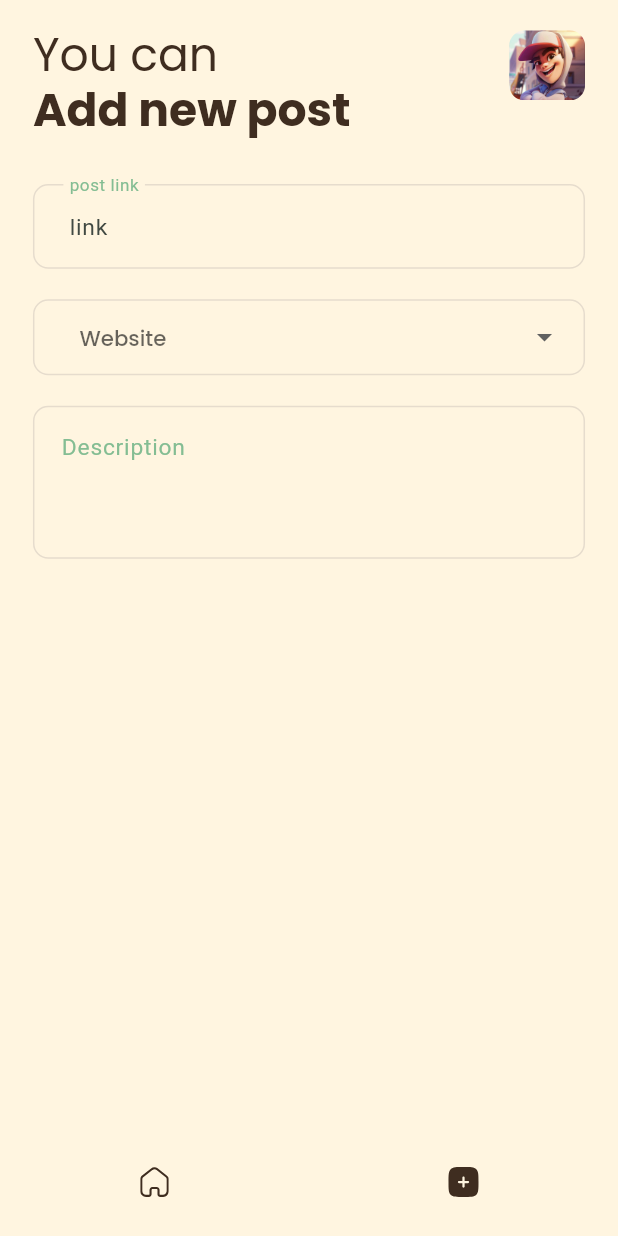
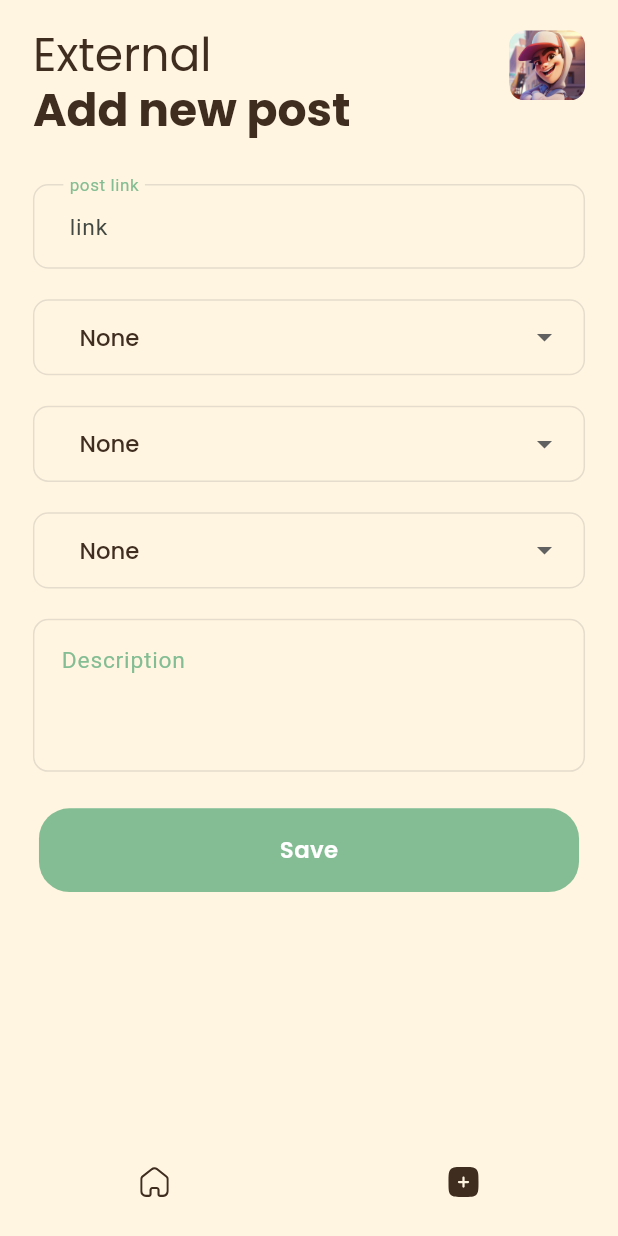
Before and after one commit to walidgithub/save_favorite_posts, a Flutter app: the screen it shows after launch, item 2 of the bottom bar chosen, on a phone screen of 412 x 824 dp. Run offline on Flutter 3.47's test engine with Material 3 defaults, Android fonts, the phone set to English and light mode, and no system bars; drawn by our look-alikes of dropdown_button2; our stand-ins replace animate_do, bloc, dartz, dio, dots_indicator, easy_localization and 17 more.

Commit message:
mostly finish ui

```diff
--- a/lib/save_favorite_posts/domain/reposnses/category_response.dart
+++ b/lib/save_favorite_posts/domain/reposnses/category_response.dart
@@ -1,16 +1,13 @@
-import 'package:equatable/equatable.dart';
+import 'package:save_favorite_posts/save_favorite_posts/domain/reposnses/filter_response.dart';
 
-class CategoryResponse extends Equatable {
+class CategoryResponse extends FilterResponse {
   final int id;
   final String title;
 
   const CategoryResponse({
     required this.id,
     required this.title,
-  });
-
-  @override
-  List<Object?> get props => [id, title];
+  }) : super(id: id, title: title);
 }
 
 
--- /dev/null
+++ b/lib/save_favorite_posts/domain/reposnses/filter_response.dart
@@ -0,0 +1,14 @@
+import 'package:equatable/equatable.dart';
+
+class FilterResponse extends Equatable {
+  final int id;
+  final String title;
+
+  const FilterResponse({
+    required this.id,
+    required this.title,
+  });
+
+  @override
+  List<Object?> get props => [id, title];
+}
--- a/lib/save_favorite_posts/domain/reposnses/sub_category_response.dart
+++ b/lib/save_favorite_posts/domain/reposnses/sub_category_response.dart
@@ -1,16 +1,13 @@
-import 'package:equatable/equatable.dart';
+import 'package:save_favorite_posts/save_favorite_posts/domain/reposnses/filter_response.dart';
 
-class SubCategoryResponse extends Equatable {
+class SubCategoryResponse extends FilterResponse {
   final int id;
   final String title;
 
   const SubCategoryResponse({
     required this.id,
     required this.title,
-  });
-
-  @override
-  List<Object?> get props => [id, title];
+  }) : super(id: id, title: title);
 }
 
 
--- a/lib/save_favorite_posts/domain/reposnses/website_response.dart
+++ b/lib/save_favorite_posts/domain/reposnses/website_response.dart
@@ -1,16 +1,14 @@
-import 'package:equatable/equatable.dart';
 
-class WebsiteResponse extends Equatable {
+import 'filter_response.dart';
+
+class WebsiteResponse extends FilterResponse {
   final int id;
   final String title;
 
   const WebsiteResponse({
     required this.id,
     required this.title,
-  });
-
-  @override
-  List<Object?> get props => [id, title];
+  }) : super(id: id, title: title);
 }
 
 
--- a/lib/save_favorite_posts/presentation/router/app_router.dart
+++ b/lib/save_favorite_posts/presentation/router/app_router.dart
@@ -5,21 +5,20 @@ import 'package:save_favorite_posts/save_favorite_posts/presentation/ui/auth/sig
 import 'package:save_favorite_posts/save_favorite_posts/presentation/ui/auth/sign_up.dart';
 import 'package:save_favorite_posts/save_favorite_posts/presentation/ui/landing/landing_view.dart';
 import 'package:save_favorite_posts/save_favorite_posts/presentation/ui/onboarding/onboarding_view.dart';
+import 'package:save_favorite_posts/save_favorite_posts/presentation/ui/profile/profile_view.dart';
 import '../ui/search/search_view.dart';
 class Routes {
-  static const String homeRoute = "/home";
   static const String onBoarding = "/onBoarding";
   static const String signIn = "/signIn";
   static const String signOut = "/signOut";
   static const String forgotPass = "/forgotPass";
   static const String landing = "/landing";
+  static const String profile = "/profile";
 }
 
 class RouteGenerator {
   static Route<dynamic> getRoute(RouteSettings settings) {
     switch (settings.name) {
-      case Routes.homeRoute:
-        return MaterialPageRoute(builder: (_) => const SearchView());
       case Routes.onBoarding:
         return MaterialPageRoute(builder: (_) => const OnBoardingView());
       case Routes.signIn:
@@ -30,6 +29,8 @@ class RouteGenerator {
         return MaterialPageRoute(builder: (_) => const ForgetPassword());
       case Routes.landing:
         return MaterialPageRoute(builder: (_) => const LandingView());
+      case Routes.profile:
+        return MaterialPageRoute(builder: (_) => const ProfileView());
       // case Routes.pdfRoute:
       //   return MaterialPageRoute(builder: (_) => PDFView(arguments: settings.arguments as GoToPage));
       default:
--- a/lib/save_favorite_posts/presentation/ui/add_new_post/add_new_post_view.dart
+++ b/lib/save_favorite_posts/presentation/ui/add_new_post/add_new_post_view.dart
@@ -1,10 +1,17 @@
 import 'package:flutter/material.dart';
 import 'package:flutter_screenutil/flutter_screenutil.dart';
+import 'package:flutter_staggered_animations/flutter_staggered_animations.dart';
+import 'package:save_favorite_posts/save_favorite_posts/domain/reposnses/category_response.dart';
+import 'package:save_favorite_posts/save_favorite_posts/domain/reposnses/sub_category_response.dart';
 import 'package:save_favorite_posts/save_favorite_posts/domain/reposnses/website_response.dart';
+import 'package:save_favorite_posts/save_favorite_posts/shared/constant/strings_manager.dart';
 
 import '../../../shared/style/colors_manager.dart';
+import '../../ui_components/buttons/primary_button.dart';
+import '../../ui_components/dialogs/loading_dialog.dart';
+import '../../ui_components/others/custom_animation.dart';
 import '../../ui_components/texts/heading_rich_text.dart';
-import 'components/website_drop_down.dart';
+import 'components/filter_drop_down.dart';
 
 class AddNewPostView extends StatefulWidget {
   const AddNewPostView({Key? key}) : super(key: key);
@@ -14,28 +21,32 @@ class AddNewPostView extends StatefulWidget {
 }
 
 class _AddNewPostViewState extends State<AddNewPostView> {
-
   final TextEditingController postLinkController = TextEditingController();
   final TextEditingController descriptionController = TextEditingController();
 
   final TextEditingController _websiteEditingController =
       TextEditingController();
+  final TextEditingController _categoryEditingController =
+      TextEditingController();
+  final TextEditingController _subCategoryEditingController =
+      TextEditingController();
 
-  WebsiteResponse? selectedWebSite;
-  String _selectedFirstCategory = '';
-  String _selectedSecondCategory = '';
+  WebsiteResponse selectedWebSiteResponse = websiteResponse[0];
+  CategoryResponse selectedCategoryResponse = categoryResponse[0];
+  SubCategoryResponse selectedSubCategoryResponse = subCategoryResponse[0];
 
   @override
   Widget build(BuildContext context) {
-    return Scaffold(
-      body: SafeArea(
-        child: Padding(
+    return SafeArea(
+      child: Scaffold(
+        resizeToAvoidBottomInset: false,
+        body: Padding(
           padding: EdgeInsets.symmetric(horizontal: 20.w),
           child: Column(
             children: [
               SizedBox(height: 20.h),
               const HeadingRichText(
-                text1: 'You can\n',
+                text1: 'External\n',
                 text2: 'Add new post',
               ),
               SizedBox(height: 28.h),
@@ -49,6 +60,8 @@ class _AddNewPostViewState extends State<AddNewPostView> {
 
   Widget _buildBody() {
     return SingleChildScrollView(
+      child: FadeAnimation(
+        delay: 0.5,
         child: Column(
           children: [
             TextField(
@@ -62,15 +75,42 @@ class _AddNewPostViewState extends State<AddNewPostView> {
                     hintText: 'link',
                     hintStyle: TextStyle(fontSize: 15.sp),
                     labelText: 'post link',
-                  labelStyle: TextStyle(
-                      fontSize: 15.sp, color: ColorManager.kPrimary),
+                    labelStyle:
+                        TextStyle(fontSize: 15.sp, color: ColorManager.kPrimary),
                     border: InputBorder.none)),
             SizedBox(
               height: 20.h,
             ),
-          Container(
+            SizedBox(
                 height: 50.h,
-              child: WebsiteDropDown(websiteEditingController: _websiteEditingController,selectedWebSite: selectedWebSite, websiteResponse: websiteResponse,)),
+                child: FilterDropDown(
+                  filterEditingController: _websiteEditingController,
+                  selectedFilter: selectedWebSiteResponse,
+                  filterResponse: websiteResponse,
+                  hintText: AppStrings.website,
+                )),
+            SizedBox(
+              height: 20.h,
+            ),
+            SizedBox(
+                height: 50.h,
+                child: FilterDropDown(
+                  filterEditingController: _categoryEditingController,
+                  selectedFilter: selectedCategoryResponse,
+                  filterResponse: categoryResponse,
+                  hintText: AppStrings.category,
+                )),
+            SizedBox(
+              height: 20.h,
+            ),
+            SizedBox(
+                height: 50.h,
+                child: FilterDropDown(
+                  filterEditingController: _subCategoryEditingController,
+                  selectedFilter: selectedSubCategoryResponse,
+                  filterResponse: subCategoryResponse,
+                  hintText: AppStrings.subCategory,
+                )),
             SizedBox(
               height: 20.h,
             ),
@@ -86,10 +126,23 @@ class _AddNewPostViewState extends State<AddNewPostView> {
                   contentPadding: const EdgeInsets.all(15),
                   labelText: 'Description',
                   alignLabelWithHint: true,
-                labelStyle: TextStyle(
-                    fontSize: 15.sp, color: ColorManager.kPrimary),
-                border: InputBorder.none),),
+                  labelStyle:
+                      TextStyle(fontSize: 15.sp, color: ColorManager.kPrimary),
+                  border: InputBorder.none),
+            ),
+            SizedBox(
+              height: 20.h,
+            ),
+            PrimaryButton(
+                onTap: () async {
+                  showLoading();
+                  await Future.delayed(const Duration(seconds: 3));
+                  hideLoading();
+                  // Navigator.of(context).pushReplacementNamed(Routes.landing);
+                },
+                text: 'Save'),
           ],
+        ),
       ),
     );
   }
--- a/lib/save_favorite_posts/presentation/ui/add_new_post/components/website_drop_down.dart
+++ b/lib/save_favorite_posts/presentation/ui/add_new_post/components/filter_drop_down.dart
@@ -1,29 +1,31 @@
 import 'package:dropdown_button2/dropdown_button2.dart';
 import 'package:flutter/material.dart';
 import 'package:flutter_screenutil/flutter_screenutil.dart';
+import 'package:save_favorite_posts/save_favorite_posts/domain/reposnses/filter_response.dart';
 
-import '../../../../domain/reposnses/website_response.dart';
 import '../../../../shared/constant/app_typography.dart';
 import '../../../../shared/constant/constant_values_manager.dart';
 import '../../../../shared/constant/strings_manager.dart';
 import '../../../../shared/style/colors_manager.dart';
 
-class WebsiteDropDown extends StatefulWidget {
-  TextEditingController websiteEditingController = TextEditingController();
-  WebsiteResponse? selectedWebSite;
-  List<WebsiteResponse> websiteResponse;
-  WebsiteDropDown(
-      {required this.websiteEditingController,
-      required this.selectedWebSite,
-      required this.websiteResponse,
+class FilterDropDown extends StatefulWidget {
+  TextEditingController filterEditingController = TextEditingController();
+  FilterResponse selectedFilter;
+  List<FilterResponse> filterResponse;
+  String hintText;
+  FilterDropDown(
+      {required this.filterEditingController,
+      required this.selectedFilter,
+      required this.filterResponse,
+      required this.hintText,
       Key? key})
       : super(key: key);
 
   @override
-  State<WebsiteDropDown> createState() => _WebsiteDropDownState();
+  State<FilterDropDown> createState() => _FilterDropDownState();
 }
 
-class _WebsiteDropDownState extends State<WebsiteDropDown> {
+class _FilterDropDownState extends State<FilterDropDown> {
   @override
   Widget build(BuildContext context) {
     return Column(
@@ -31,30 +33,25 @@ class _WebsiteDropDownState extends State<WebsiteDropDown> {
         Expanded(
             child: DropdownButton2(
           underline: Container(),
-          value: widget.selectedWebSite,
-          items: widget.websiteResponse.map((item) {
+          value: widget.selectedFilter,
+          items: widget.filterResponse.map((item) {
             return DropdownMenuItem(
-                value: item.title,
+                value: item,
                 child: Row(
                   children: [
                     Container(
-                        constraints: BoxConstraints(maxWidth: 60.w),
-                        child: Text(item.title, style: AppTypography.kBold16)),
+                        constraints: BoxConstraints(maxWidth: 200.w),
+                        child: Text(item.title, style: AppTypography.kExtraLight15.copyWith(color: ColorManager.kSecondary))),
                   ],
                 ));
           }).toList(),
-          onChanged: (selectedCustomer) {
+          onChanged: (selectedFilter) {
             setState(() {
-              // widget.selectedWebSite = selectedCustomer as widget.websiteResponse?;
-              // widget.selectedWebSiteName =
-              // '${selectedCustomer?.firstName} ${selectedCustomer?.lastName}';
-              // widget.selectedWebSiteId = selectedCustomer?.id;
-              // widget.selectedWebSiteTel = selectedCustomer?.mobile;
-              // _selectedPriceGroupId = selectedCustomer?.priceGroupsId ?? 0;
+              widget.selectedFilter = selectedFilter as FilterResponse;
             });
           },
           dropdownSearchData: DropdownSearchData(
-            searchController: widget.websiteEditingController,
+            searchController: widget.filterEditingController,
             searchInnerWidgetHeight: 60,
             searchInnerWidget: Container(
               height: 60,
@@ -62,14 +59,14 @@ class _WebsiteDropDownState extends State<WebsiteDropDown> {
               child: TextField(
                 expands: true,
                 maxLines: null,
-                controller: widget.websiteEditingController,
+                controller: widget.filterEditingController,
                 decoration: InputDecoration(
                   isDense: true,
                   contentPadding: const EdgeInsets.symmetric(
                     horizontal: 10,
                     vertical: 8,
                   ),
-                  hintText: AppStrings.website,
+                  hintText: widget.hintText,
                   hintStyle: AppTypography.kExtraLight14,
                   border: OutlineInputBorder(
                     borderRadius: BorderRadius.circular(AppConstants.radius),
@@ -78,14 +75,14 @@ class _WebsiteDropDownState extends State<WebsiteDropDown> {
               ),
             ),
             searchMatchFn: (item, searchValue) {
-              widget.selectedWebSite = item.value as WebsiteResponse?;
-              var choose = widget.selectedWebSite!.title;
-              return choose.contains(searchValue);
+              widget.selectedFilter = item.value as FilterResponse;
+              var choose = widget.selectedFilter.title.toLowerCase();
+              return choose.contains(searchValue.toLowerCase());
             },
           ),
           onMenuStateChange: (isOpen) {
             if (!isOpen) {
-              widget.websiteEditingController.clear();
+              widget.filterEditingController.clear();
             }
           },
           buttonStyleData: ButtonStyleData(
@@ -101,10 +98,13 @@ class _WebsiteDropDownState extends State<WebsiteDropDown> {
             elevation: 0,
           ),
           dropdownStyleData: DropdownStyleData(
-            maxHeight: 400.h,
+            maxHeight: 300.h,
             decoration: BoxDecoration(
               borderRadius: BorderRadius.circular(AppConstants.radius),
               color: ColorManager.kBackground,
+              border: Border.all(
+                color: ColorManager.kLine
+              )
             ),
             elevation: 0,
             offset: const Offset(0, 0),
@@ -117,7 +117,7 @@ class _WebsiteDropDownState extends State<WebsiteDropDown> {
           isExpanded: true,
           hint: Row(
             children: [
-              Text(AppStrings.website, style: AppTypography.kExtraLight14),
+              Text(widget.hintText, style: AppTypography.kExtraLight14),
               SizedBox(
                 width: AppConstants.smallWidthBetweenElements,
               )
--- a/lib/save_favorite_posts/presentation/ui_components/others/profile_image_card.dart
+++ b/lib/save_favorite_posts/presentation/ui_components/others/profile_image_card.dart
@@ -1,5 +1,6 @@
 import 'package:flutter/material.dart';
 import 'package:flutter_screenutil/flutter_screenutil.dart';
+import 'package:save_favorite_posts/save_favorite_posts/presentation/router/app_router.dart';
 import 'package:save_favorite_posts/save_favorite_posts/shared/constant/assets_manager.dart';
 
 class ProfileImageCard extends StatelessWidget {
@@ -11,7 +12,7 @@ class ProfileImageCard extends StatelessWidget {
   Widget build(BuildContext context) {
     return GestureDetector(
       onTap: () {
-        // Get.to(() => const ProfileView());
+        Navigator.pushNamed(context, Routes.profile);
       },
       child: Container(
         height: size ?? 46.h,
--- a/lib/save_favorite_posts/shared/constant/assets_manager.dart
+++ b/lib/save_favorite_posts/shared/constant/assets_manager.dart
@@ -18,4 +18,6 @@ class AssetsManager {
   static const String filter = '$imagePath/filter.svg';
   static String deleteImg = '$imagePath/delete.svg';
   static String goImg = '$imagePath/go.svg';
+  static String logOutImg = '$imagePath/logout.svg';
+  static String camera = '$imagePath/camera.svg';
 }
--- a/lib/save_favorite_posts/shared/constant/strings_manager.dart
+++ b/lib/save_favorite_posts/shared/constant/strings_manager.dart
@@ -9,7 +9,7 @@ class AppStrings {
   static const readMore = "Read more";
   static const website = "Website";
   static const category = "Category";
-  static const subCategory = "SubCategory";
+  static const subCategory = "Sub Category";
   static const less = " Less";
   static const noSearchResults = " No Search Results";
 
--- a/pubspec.yaml
+++ b/pubspec.yaml
@@ -66,6 +66,7 @@ dependencies:
   image_stack: ^2.1.1
   simple_animations: ^5.0.2
   readmore: ^2.2.0
+  image_picker: ^0.8.9
 
 dev_dependencies:
   flutter_test:
```
Also changed, not shown: lib/save_favorite_posts/presentation/ui/profile/components/change_image_card.dart (added, +47 -0 lines), lib/save_favorite_posts/presentation/ui/profile/profile_account_view.dart (added, +150 -0 lines), lib/save_favorite_posts/presentation/ui/profile/profile_view.dart (added, +68 -0 lines), lib/save_favorite_posts/presentation/ui_components/others/custom_indicator_shape.dart (added, +33 -0 lines), lib/save_favorite_posts/shared/services/image_picker.dart (added, +29 -0 lines), assets/images/camera.svg (added), assets/images/logout.svg (added), pubspec.lock, 5 other files. Lines whose indentation alone changed are shown as unchanged.
